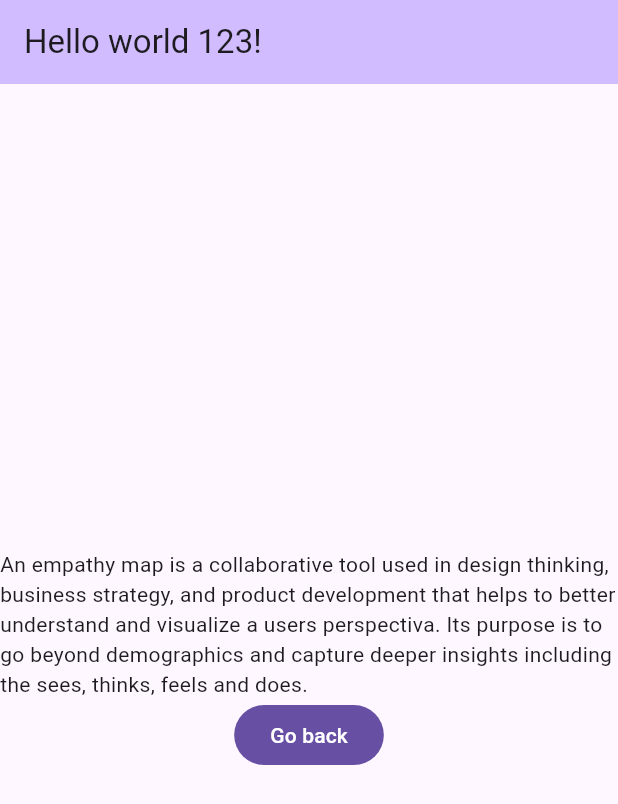
After one commit to Danielfts/flutter_projects, a Flutter app: the MyHomePage screen opened directly, after a tap on "Empathy Map", on a phone screen of 412 x 824 dp. The commit adds this screen. Shown: the top 804 px of the screen. Run offline on Flutter 3.47's test engine with Material 3 defaults, Android fonts, the phone set to English and light mode, and no system bars; our stand-ins replace google_fonts.

Commit message:
bono clase

```diff
--- /dev/null
+++ b/adv_basics/bono1/lib/main.dart
@@ -0,0 +1,115 @@
+import 'package:flutter/material.dart';
+
+void main() {
+  runApp(const MyApp());
+}
+
+class MyApp extends StatelessWidget {
+  const MyApp({super.key});
+
+  // This widget is the root of your application.
+  @override
+  Widget build(BuildContext context) {
+    return MaterialApp(
+      title: 'Flutter Demo',
+      theme: ThemeData(
+
+        colorScheme: ColorScheme.fromSeed(seedColor: Colors.deepPurple),
+      ),
+      home: const MyHomePage(title: 'Hello world 123!'),
+    );
+  }
+}
+
+class MyHomePage extends StatefulWidget {
+  const MyHomePage({super.key, required this.title});
+
+  final String title;
+
+
+  @override
+  State<MyHomePage> createState() => _MyHomePageState();
+}
+
+class _MyHomePageState extends State<MyHomePage> {
+
+
+  changeView(Widget widget) {
+    setState(() {
+      currentWidget = widget;
+    });
+  }
+
+  Widget? currentWidget;
+
+  @override
+  void initState() {
+    currentWidget = ButtonsView(changeView: changeView);
+    super.initState();
+  }
+
+  @override
+  Widget build(BuildContext context) {
+
+    return Scaffold(
+      appBar: AppBar(
+        backgroundColor: Theme.of(context).colorScheme.inversePrimary,
+        title: Text(widget.title),
+      ),
+      body: Center(
+        child: currentWidget,
+      ),
+    );
+  }
+}
+
+class ButtonsView extends StatelessWidget {
+  const ButtonsView({super.key, required this.changeView});
+
+  final void Function(Widget widget) changeView;
+
+  @override
+  Widget build(BuildContext context) {
+    return Column(
+          mainAxisAlignment: MainAxisAlignment.center,
+          children: <Widget>[
+            FilledButton(onPressed: (){changeView(EmpathyMapView(changeView: changeView,));}, child: Text("Empathy Map")),
+            FilledButton(onPressed: (){changeView(PersonaView(changeView: changeView,));}, child: Text("Persona"))
+          ],
+        );
+  }
+}
+
+class EmpathyMapView extends StatelessWidget {
+  const EmpathyMapView({super.key, required this.changeView});
+
+  final void Function(Widget widget) changeView;
+  @override
+  Widget build(BuildContext context) {
+    return Column(
+      mainAxisAlignment: MainAxisAlignment.center,
+      children: [
+        Text("An empathy map is a collaborative tool used in design thinking, business strategy, and product development that helps to better understand and visualize a users perspectiva. Its purpose is to go beyond demographics and capture deeper insights including the sees, thinks, feels and does."),
+        FilledButton(onPressed: (){changeView(ButtonsView(changeView: changeView));}, child: Text("Go back"))
+      ],
+    );
+  }
+
+}
+
+class PersonaView extends StatelessWidget {
+  const PersonaView({super.key, required this.changeView});
+
+  final void Function(Widget widget) changeView;
+  @override
+  Widget build(BuildContext context) {
+    return Column(
+      mainAxisAlignment: MainAxisAlignment.center,
+      children: [
+        Text("A persona is a fictional profile that represents a particular audience segment (i.e., a user group). It is a way to personify your users with the purpose of promoting collaborative work in your team around a given persona"),
+        FilledButton(onPressed: (){changeView(ButtonsView(changeView: changeView));}, child: Text("Go back"))
+      ],
+    );
+  }
+
+}
--- a/adv_basics/lib/answer_button.dart
+++ b/adv_basics/lib/answer_button.dart
@@ -1,5 +1,4 @@
 import 'package:flutter/material.dart';
-import 'package:google_fonts/google_fonts.dart';
 
 class AnswerButton extends StatelessWidget {
   const AnswerButton({
--- a/adv_basics/lib/landing_page.dart
+++ b/adv_basics/lib/landing_page.dart
@@ -27,7 +27,7 @@ class LandingPage extends StatelessWidget {
               fontSize: 24,
               color: const Color.fromARGB(255, 221, 184, 249),
             ),
-            'Learn Flutter the fun way',
+            'Hello World 123!',
           ),
           SizedBox(
             height: 20,
```
Also changed, not shown: adv_basics/bono1/analysis_options.yaml (added, +28 -0 lines), adv_basics/bono1/pubspec.yaml (added, +89 -0 lines), adv_basics/bono1/pubspec.lock (added), 125 other files.
